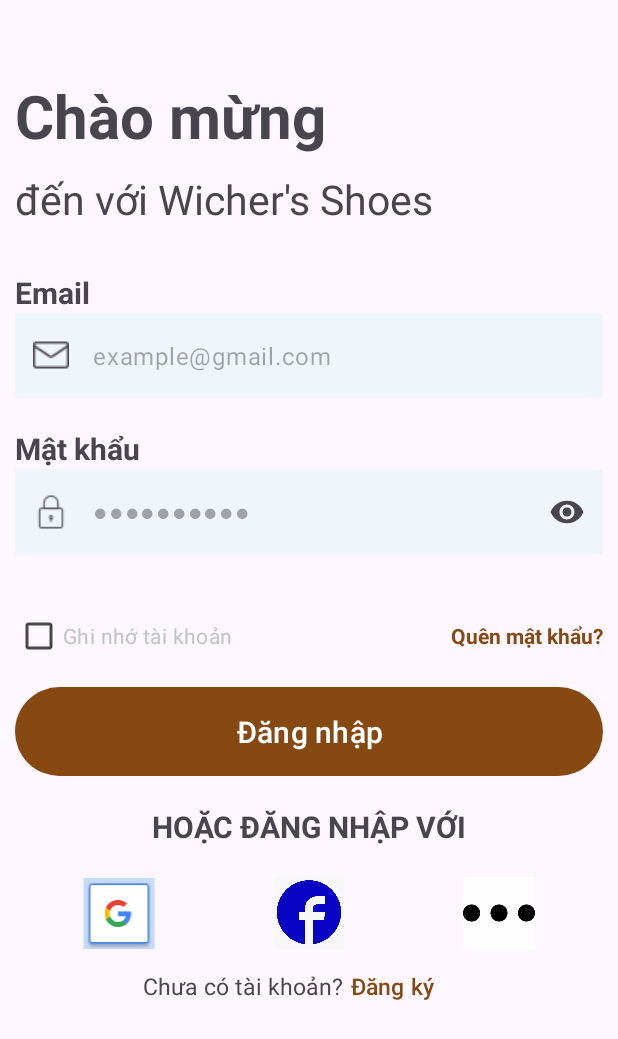
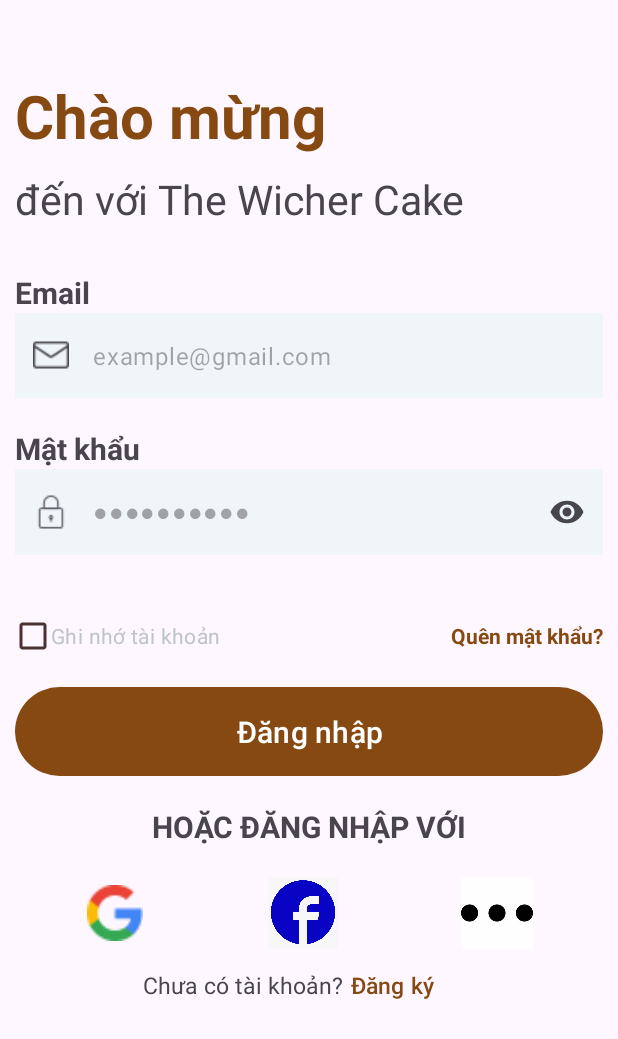
Before and after one commit to NguyenThanhDat1579/Witcher-sShoes, an Android app: the screen it shows after launch (DangNhap), on a phone screen of 412 x 824 dp. Shown: the top 1039 px of the screen. Run offline under Robolectric (Android 15) with nearby library versions, the phone set to English and light mode, and no system bars; our stand-ins replace Firebase (no records; nobody signed in at launch, a user with empty details on screens opened directly).

Commit message:
hoan thanh dang ky dang nhap

```diff
--- a/app/src/main/java/com/example/witchersshoes/Activity/ManHinhChaoActivity.java
+++ b/app/src/main/java/com/example/witchersshoes/Activity/ManHinhChaoActivity.java
@@ -1,8 +1,13 @@
 package com.example.witchersshoes.Activity;
 
 import android.content.Intent;
+import android.graphics.Color;
 import android.os.Bundle;
 import android.os.CountDownTimer;
+import android.text.SpannableString;
+import android.text.Spanned;
+import android.text.style.ForegroundColorSpan;
+import android.widget.TextView;
 
 import androidx.activity.EdgeToEdge;
 import androidx.appcompat.app.AppCompatActivity;
@@ -13,6 +18,8 @@ import androidx.core.view.WindowInsetsCompat;
 import com.example.witchersshoes.R;
 
 public class ManHinhChaoActivity extends AppCompatActivity {
+    TextView txtIntro;
+
 
     @Override
     protected void onCreate(Bundle savedInstanceState) {
@@ -24,6 +31,23 @@ public class ManHinhChaoActivity extends AppCompatActivity {
             v.setPadding(systemBars.left, systemBars.top, systemBars.right, systemBars.bottom);
             return insets;
         });
+
+        txtIntro = findViewById(R.id.txtIntro);
+        String text = "Thỏa Mãn Cơn Thèm Của Bạn Với Bánh Tươi, Donut, và Bánh Ngọt";
+        // Tạo SpannableString để áp dụng màu
+        SpannableString spannableString = new SpannableString(text);
+
+        // Tạo một màu nâu
+        int brownColor = Color.parseColor("#8B4513"); // Mã màu nâu
+
+        // Đặt màu nâu cho các từ cụ thể
+        spannableString.setSpan(new ForegroundColorSpan(brownColor), 30, 41, Spanned.SPAN_EXCLUSIVE_EXCLUSIVE); // Fresh Cakes
+        spannableString.setSpan(new ForegroundColorSpan(brownColor), 41, 47, Spanned.SPAN_EXCLUSIVE_EXCLUSIVE); // Donuts
+        spannableString.setSpan(new ForegroundColorSpan(brownColor), 51, 60, Spanned.SPAN_EXCLUSIVE_EXCLUSIVE); // Pastries
+
+        // Gán SpannableString cho TextView
+        txtIntro.setText(spannableString);
+
 
 
         // đếm ngược trước khi chuyển activity
--- /dev/null
+++ b/app/src/main/res/drawable/baseline_check_box_24.xml
@@ -0,0 +1,5 @@
+<vector xmlns:android="http://schemas.android.com/apk/res/android" android:height="24dp" android:tint="#4A3131" android:viewportHeight="24" android:viewportWidth="24" android:width="24dp">
+
+    <path android:fillColor="@android:color/white" android:pathData="M19,3L5,3c-1.11,0 -2,0.9 -2,2v14c0,1.1 0.89,2 2,2h14c1.11,0 2,-0.9 2,-2L21,5c0,-1.1 -0.89,-2 -2,-2zM10,17l-5,-5 1.41,-1.41L10,14.17l7.59,-7.59L19,8l-9,9z"/>
+
+</vector>
--- /dev/null
+++ b/app/src/main/res/drawable/baseline_check_box_outline_blank_24.xml
@@ -0,0 +1,5 @@
+<vector xmlns:android="http://schemas.android.com/apk/res/android" android:height="24dp" android:tint="#4A3131" android:viewportHeight="24" android:viewportWidth="24" android:width="24dp">
+
+    <path android:fillColor="@android:color/white" android:pathData="M19,5v14H5V5h14m0,-2H5c-1.1,0 -2,0.9 -2,2v14c0,1.1 0.9,2 2,2h14c1.1,0 2,-0.9 2,-2V5c0,-1.1 -0.9,-2 -2,-2z"/>
+
+</vector>
--- /dev/null
+++ b/app/src/main/res/drawable/checkbox.xml
@@ -0,0 +1,5 @@
+<?xml version="1.0" encoding="utf-8"?>
+<selector xmlns:android="http://schemas.android.com/apk/res/android">
+    <item android:state_checked="false" android:drawable="@drawable/baseline_check_box_outline_blank_24"/>
+    <item  android:state_checked="true" android:drawable="@drawable/baseline_check_box_24"/>
+</selector>
--- a/app/src/main/res/layout/activity_dang_nhap.xml
+++ b/app/src/main/res/layout/activity_dang_nhap.xml
@@ -21,6 +21,7 @@
             android:layout_marginBottom="10dp"
             android:textSize="40dp"
             android:textStyle="bold"
+            android:textColor="@color/brown"
             android:text="Chào mừng" />
 
         <TextView
@@ -28,7 +29,7 @@
             android:layout_width="match_parent"
             android:layout_height="wrap_content"
             android:textSize="27dp"
-            android:text="đến với Wicher's Shoes" />
+            android:text="đến với The Wicher Cake" />
 
         <LinearLayout
             android:layout_width="match_parent"
@@ -110,7 +111,14 @@
                 android:layout_width="wrap_content"
                 android:layout_height="wrap_content"
                 android:text="Ghi nhớ tài khoản"
+                android:button="@null"
+                android:drawableLeft="@drawable/checkbox"
                 android:textColor="#BFC5CB" />
+
+            <View
+                android:layout_width="150dp"
+                android:layout_height="match_parent"
+                android:layout_weight="1"/>
 
             <TextView
                 android:gravity="end"
@@ -150,10 +158,11 @@
 
             <ImageView
                 android:id="@+id/imageView2"
-                android:layout_width="wrap_content"
-                android:layout_height="wrap_content"
+                android:layout_width="40dp"
+                android:layout_height="match_parent"
                 android:layout_weight="1"
-                app:srcCompat="@drawable/common_google_signin_btn_icon_dark_focused" />
+                android:padding="5dp"
+                app:srcCompat="@drawable/googleg_standard_color_18" />
 
             <ImageView
                 android:id="@+id/imageView7"
```
Also changed, not shown: app/src/main/java/com/example/witchersshoes/Activity/DangKy.java (+7 -2 lines), app/src/main/res/layout/activity_man_hinh_chao.xml (+56 -3 lines), app/src/main/res/drawable/img.png (deleted).
